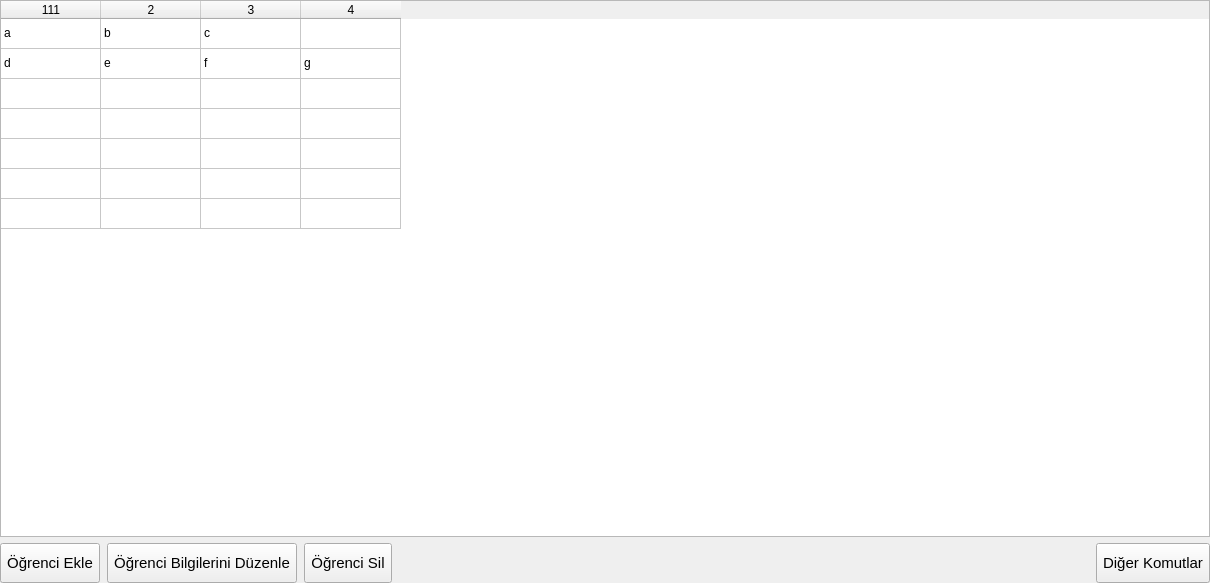
Qt form src/UI/DatabaseUi/databaseui.ui (ikolomiko/ikooskar-qt) before a commit.
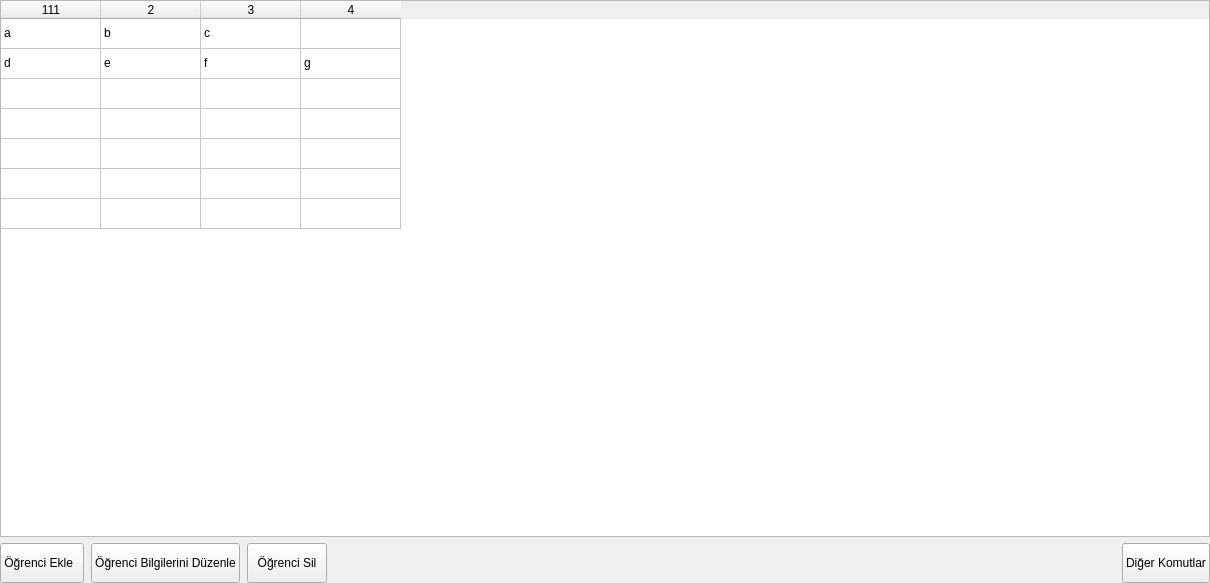
The same form after that commit. Icons and pictures are not drawn.

Commit message: Move styles into separate file

Patch:
```diff
--- a/src/UI/DatabaseUi/databaseui.ui
+++ b/src/UI/DatabaseUi/databaseui.ui
@@ -16,14 +16,6 @@
     <verstretch>0</verstretch>
    </sizepolicy>
   </property>
-  <property name="font">
-   <font>
-    <family>Segoe UI</family>
-   </font>
-  </property>
-  <property name="windowTitle">
-   <string>Form</string>
-  </property>
   <property name="autoFillBackground">
    <bool>false</bool>
   </property>
@@ -216,17 +208,8 @@
           <height>40</height>
          </size>
         </property>
-        <property name="font">
-         <font>
-          <family>Segoe UI</family>
-          <pointsize>11</pointsize>
-         </font>
-        </property>
-        <property name="styleSheet">
-         <string notr="true">padding: 6px;</string>
-        </property>
         <property name="text">
-         <string>Öğrenci Ekle</string>
+         <string>Öğrenci Ekle  </string>
         </property>
         <property name="icon">
          <iconset resource="../../../assets/resources.qrc">
@@ -254,15 +237,6 @@
           <height>40</height>
          </size>
         </property>
-        <property name="font">
-         <font>
-          <family>Segoe UI</family>
-          <pointsize>11</pointsize>
-         </font>
-        </property>
-        <property name="styleSheet">
-         <string notr="true">padding: 6px;</string>
-        </property>
         <property name="text">
          <string>Öğrenci Bilgilerini Düzenle</string>
         </property>
@@ -292,15 +266,6 @@
           <height>40</height>
          </size>
         </property>
-        <property name="font">
-         <font>
-          <family>Segoe UI</family>
-          <pointsize>11</pointsize>
-         </font>
-        </property>
-        <property name="styleSheet">
-         <string notr="true">padding: 6px;</string>
-        </property>
         <property name="text">
          <string>Öğrenci Sil</string>
         </property>
@@ -343,15 +308,6 @@
           <height>40</height>
          </size>
         </property>
-        <property name="font">
-         <font>
-          <family>Segoe UI</family>
-          <pointsize>11</pointsize>
-         </font>
-        </property>
-        <property name="styleSheet">
-         <string notr="true">padding: 6px;</string>
-        </property>
         <property name="text">
          <string>Diğer Komutlar</string>
         </property>
```
The commit also changes 5 other files.
